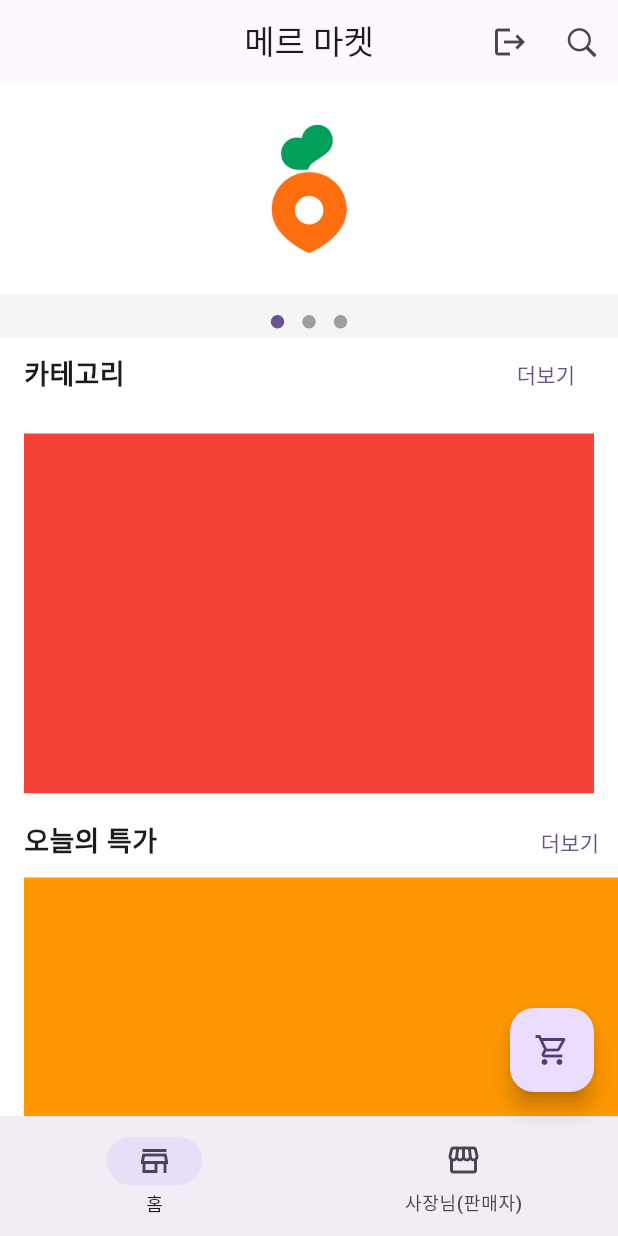
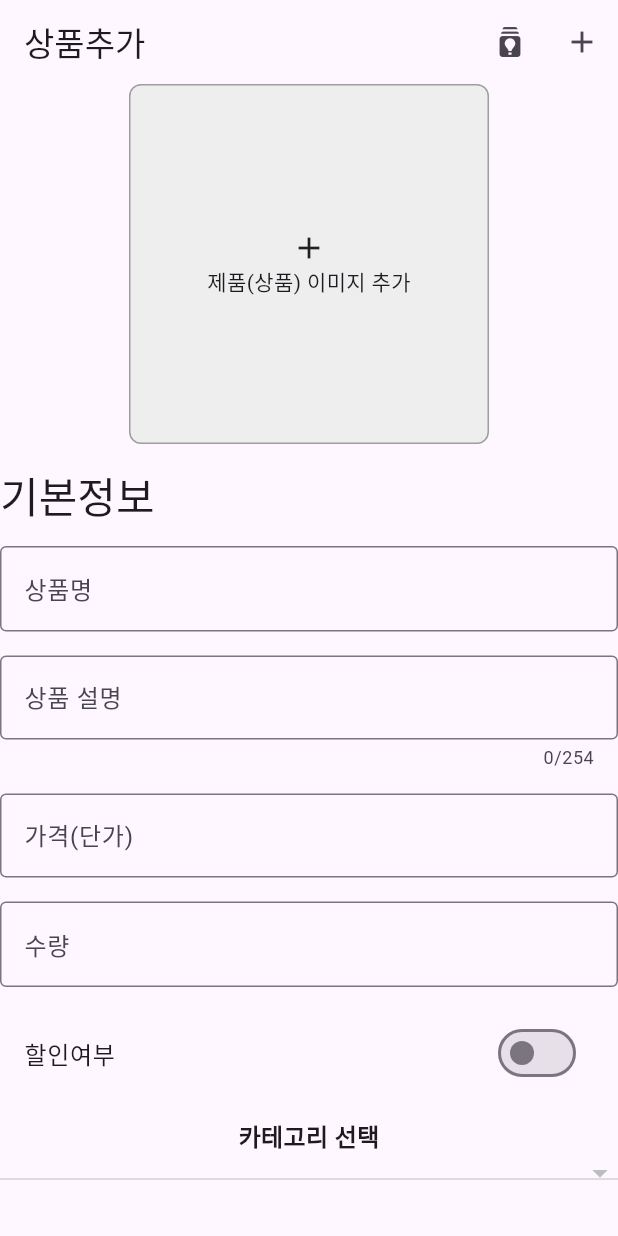
Before and after one commit to mincoln419/market_app, a Flutter app: the screen it shows after launch, on a phone screen of 412 x 824 dp. Run offline on Flutter 3.47's test engine with Material 3 defaults, Android fonts, the light colour scheme and no system bars; drawn by our look-alikes of dots_indicator; our stand-ins replace firebase_core; accounts and stored records are empty.

Commit message:
product add screen impl

```diff
--- /dev/null
+++ b/lib/home/product_add_screen.dart
@@ -0,0 +1,191 @@
+import 'package:flutter/cupertino.dart';
+import 'package:flutter/material.dart';
+import 'package:flutter/rendering.dart';
+import 'package:flutter/widgets.dart';
+
+class ProductAddScreen extends StatefulWidget {
+  const ProductAddScreen({super.key});
+
+  @override
+  State<ProductAddScreen> createState() => _ProductAddScreenState();
+}
+
+class _ProductAddScreenState extends State<ProductAddScreen> {
+  final _formKey = GlobalKey<FormState>();
+
+  bool isSale = false;
+
+  TextEditingController titleTEC = TextEditingController();
+  TextEditingController descriptionTEC = TextEditingController();
+  TextEditingController priceTEC = TextEditingController();
+  TextEditingController stockTEC = TextEditingController();
+  TextEditingController salePercentTEC = TextEditingController();
+
+  @override
+  Widget build(BuildContext context) {
+    return Scaffold(
+      appBar: AppBar(
+        title: Text('상품추가'),
+        actions: [
+          IconButton(onPressed: () {}, icon: Icon(Icons.batch_prediction)),
+          IconButton(onPressed: () {}, icon: Icon(Icons.add)),
+        ],
+      ),
+      body: SingleChildScrollView(
+        child: Column(
+          crossAxisAlignment: CrossAxisAlignment.start,
+          children: [
+            Align(
+              alignment: Alignment.center,
+              child: Container(
+                height: 240,
+                width: 240,
+                alignment: Alignment.center,
+                decoration: BoxDecoration(
+                  color: Colors.grey[200]!,
+                  borderRadius: BorderRadius.circular(8),
+                  border: Border.all(
+                    color: Colors.grey,
+                  ),
+                ),
+                child: const Column(
+                  mainAxisAlignment: MainAxisAlignment.center,
+                  children: [
+                    Icon(Icons.add),
+                    Text('제품(상품) 이미지 추가'),
+                  ],
+                ),
+              ),
+            ),
+            Padding(
+              padding: const EdgeInsets.symmetric(vertical: 16),
+              child: Text(
+                "기본정보",
+                style: Theme.of(context).textTheme.headlineMedium,
+              ),
+            ),
+            Form(
+              key: _formKey,
+              child: Center(
+                child: Column(
+                  children: [
+                    TextFormField(
+                      controller: titleTEC,
+                      decoration: const InputDecoration(
+                        border: OutlineInputBorder(),
+                        labelText: "상품명",
+                        hintText: "상품명을 입력하세요",
+                      ),
+                      validator: (value) {
+                        if (value == null || value.isEmpty) {
+                          return "필수값을 입력하세요";
+                        }
+                        return null;
+                      },
+                    ),
+                    const SizedBox(
+                      height: 16,
+                    ),
+                    TextFormField(
+                      controller: descriptionTEC,
+                      decoration: const InputDecoration(
+                        border: OutlineInputBorder(),
+                        labelText: "상품 설명",
+                      ),
+                      maxLength: 254,
+                      maxLines: null,
+                      keyboardType: TextInputType.multiline,
+                      validator: (value) {
+                        if (value == null || value.isEmpty) {
+                          return "상품설명을 입력하세요.";
+                        }
+                        return null;
+                      },
+                    ),
+                    const SizedBox(
+                      height: 16,
+                    ),
+                    TextFormField(
+                      controller: priceTEC,
+                      decoration: const InputDecoration(
+                        border: OutlineInputBorder(),
+                        labelText: "가격(단가)",
+                        hintText: "개별단가",
+                      ),
+                      keyboardType: TextInputType.number,
+                      validator: (value) {
+                        if (value == null || value.isEmpty) {
+                          return "필수 입력 항목입니다";
+                        }
+                        return null;
+                      },
+                    ),
+                    const SizedBox(
+                      height: 16,
+                    ),
+                    TextFormField(
+                      controller: stockTEC,
+                      decoration: const InputDecoration(
+                        border: OutlineInputBorder(),
+                        labelText: "수량",
+                        hintText: "입고 및 재고 수량",
+                      ),
+                      keyboardType: TextInputType.number,
+                      validator: (value) {
+                        if (value == null || value.isEmpty) {
+                          return "수량을 입력해주세요";
+                        }
+                        return null;
+                      },
+                    ),
+                    SizedBox(
+                      height: 16,
+                    ),
+                    SwitchListTile(
+                      value: isSale,
+                      onChanged: (v) {
+                        setState(() {
+                          isSale = v;
+                        });
+                      },
+                      title: Text("할인여부"),
+                    ),
+                    if (isSale)
+                      TextFormField(
+                        controller: salePercentTEC,
+                        decoration: InputDecoration(
+                          border: OutlineInputBorder(),
+                          labelText: "할인율",
+                        ),
+                        keyboardType: TextInputType.number,
+                        validator: (value) {
+                          return null;
+                        },
+                      ),
+                    const SizedBox(
+                      height: 16,
+                    ),
+                    Text(
+                      "카테고리 선택",
+                      style: TextStyle(
+                        fontWeight: FontWeight.bold,
+                        fontSize: 16,
+                      ),
+                    ),
+                    DropdownButton(
+                      isExpanded: true,
+                      items: [],
+                      onChanged: (s){
+
+                      },
+                    )
+                  ],
+                ),
+              ),
+            )
+          ],
+        ),
+      ),
+    );
+  }
+}
--- a/lib/main.dart
+++ b/lib/main.dart
@@ -3,6 +3,7 @@ import 'package:market_app/login/login_screen.dart';
 import 'package:market_app/login/sign_up_screen.dart';
 
 import 'home/home_screen.dart';
+import 'home/product_add_screen.dart';
 
 void main() {
   runApp(const MyApp());
@@ -13,13 +14,13 @@ class MyApp extends StatelessWidget {
 
   Widget build(BuildContext context) {
     return MaterialApp(
-      title: 'Flutter Demo',
+      title: '메르 마켓',
       theme: ThemeData(
 
         colorScheme: ColorScheme.fromSeed(seedColor: Colors.deepPurple),
         useMaterial3: true,
       ),
-      home: HomeScreen(),
+      home: ProductAddScreen(),
     );
   }
 }
```
